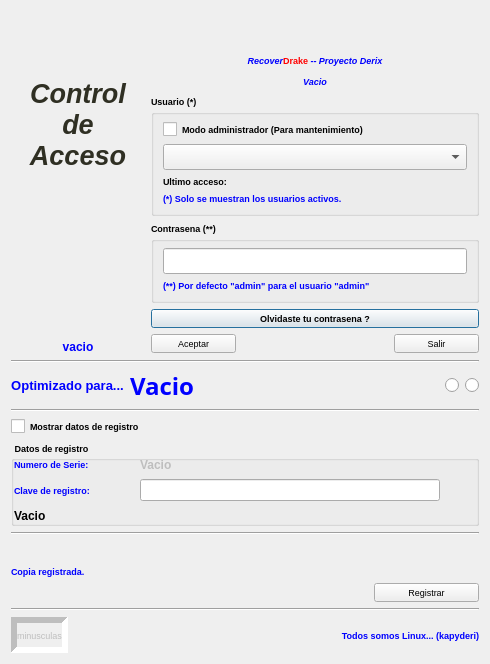
This is acceso.ui in kapyderi/recoverdrake-v3 as Qt 5 draws it before an edit. The edited form follows.
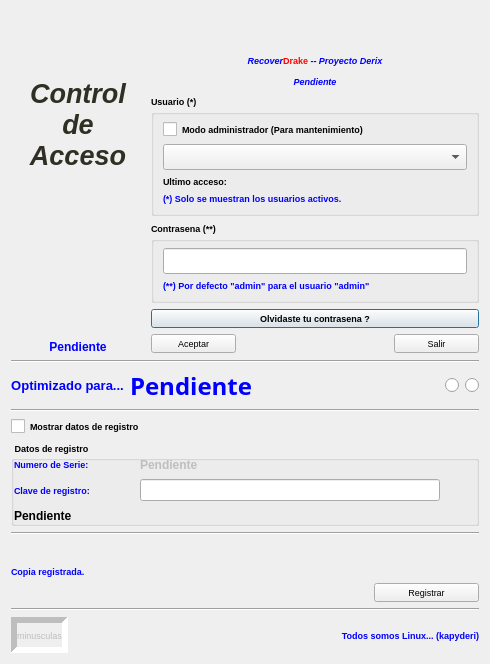
This is the edited form. Icons and pictures are not drawn.

What changed in the file:
```diff
--- a/acceso.ui
+++ b/acceso.ui
@@ -98,7 +98,7 @@
 </string>
        </property>
        <property name="text">
-        <string>vacio</string>
+        <string>Pendiente</string>
        </property>
        <property name="alignment">
         <set>Qt::AlignCenter</set>
@@ -548,7 +548,7 @@
 font: bold italic;</string>
        </property>
        <property name="text">
-        <string>Vacio</string>
+        <string>Pendiente</string>
        </property>
        <property name="alignment">
         <set>Qt::AlignCenter</set>
@@ -898,7 +898,7 @@
 font: Bold;</string>
        </property>
        <property name="text">
-        <string>Vacio</string>
+        <string>Pendiente</string>
        </property>
        <property name="alignment">
         <set>Qt::AlignLeading|Qt::AlignLeft|Qt::AlignVCenter</set>
@@ -1057,14 +1057,14 @@
 font: bold;</string>
         </property>
         <property name="text">
-         <string>Vacio</string>
+         <string>Pendiente</string>
         </property>
        </widget>
       </item>
       <item row="2" column="0" colspan="3">
        <widget class="QLabel" name="label_18">
         <property name="text">
-         <string>Vacio</string>
+         <string>Pendiente</string>
         </property>
        </widget>
       </item>
```
